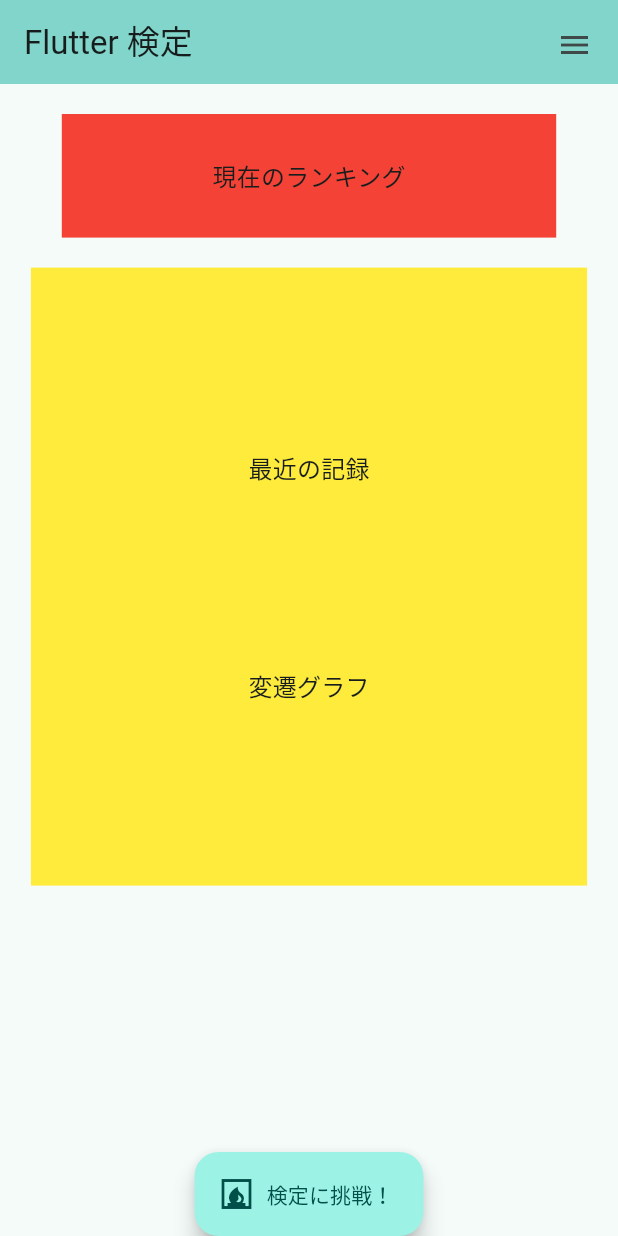
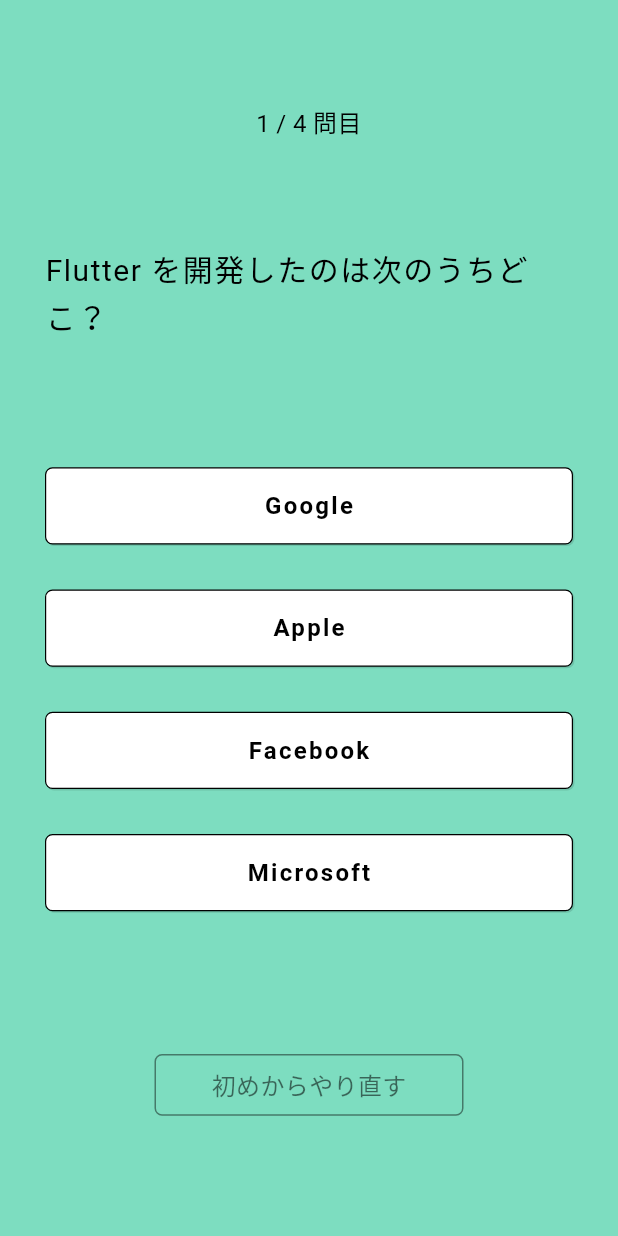
Before and after one commit to tanakahikari-pikka/flutter_certification, a Flutter app: the screen it shows after launch, after a tap on "検定に挑戦！", on a phone screen of 412 x 824 dp. Run offline on Flutter 3.47's test engine with Material 2 defaults, Android fonts, the phone set to English and light mode, and no system bars.

Commit message:
事前に用意していたクイズUIを引用 (#5)
* 事前に用意していたクイズUIを引用

* 必要な画像を追加

```diff
--- /dev/null
+++ b/lib/examination/ui/four_choice_question.dart
@@ -0,0 +1,246 @@
+import 'dart:async';
+import 'package:flutter/material.dart';
+
+import 'result.dart';
+import 'result_dialog.dart';
+
+class FourChoiceQuestion extends StatefulWidget {
+  const FourChoiceQuestion({super.key});
+
+  @override
+  State<FourChoiceQuestion> createState() => _FourChoiceQuestionState();
+}
+
+class _FourChoiceQuestionState extends State<FourChoiceQuestion> {
+  int currentQuestionNumber = 0;
+  int correctAnswersCount = 0;
+  List<Map<String, dynamic>> questionAndAnswers = [
+    {
+      "question": "Flutter を開発したのは次のうちどこ？",
+      "answer": "Google",
+      "explanationOfAnswer": "",
+      "choices": ["Google", "Apple", "Facebook", "Microsoft"],
+    },
+    {
+      "question": "Flutter の α版 がリリースされたのはいつ？",
+      "answer": "2017/5/12",
+      "explanationOfAnswer": "https://github.com/flutter/flutter/releases/tag/v0.0.6",
+      "choices": ["2017/5/12", "2018/12/4", "2021/3/3", "2023/9/31"],
+    },
+    {
+      "question": "Flutter の初期バージョンの呼び名は？",
+      "answer": "Sky",
+      "explanationOfAnswer": "https://arstechnica.com/gadgets/2015/05/googles-dart-language-on-android-aims-for-java-free-120-fps-apps/",
+      "choices": ["Nature", "Sun", "Sky", "Flat"],
+    },
+    {
+      "question": "Flutter を使ってノーコードでアプリが作れるサービスは次のうちどれ？",
+      "answer": "FlutterFlow",
+      "explanationOfAnswer": "",
+      "choices": ["FlutterCustom", "FlutterStudio", "FlutterBuilder", "FlutterFlow"],
+    },
+  ];
+  late List<int> questionNumbers;
+  String finishMessage = "";
+  Timer? _timer;
+
+  @override
+  initState() {
+    super.initState();
+
+    questionNumbers = List.generate(questionAndAnswers.length, (i) => i);
+  }
+
+  nextQuestion() {
+    questionNumbers.removeAt(0);
+
+    if (questionNumbers.isEmpty) {
+      Navigator.of(context).pushReplacement(
+        MaterialPageRoute(
+          builder: (context) {
+            return Result(correctAnswersCount: correctAnswersCount, questionCount: questionAndAnswers.length);
+          },
+        ),
+      );
+    } else {
+      setState(() {
+        questionNumbers.shuffle();
+        currentQuestionNumber = questionNumbers[0];
+      });
+    }
+  }
+
+  makeChoice(choice) async {
+    final String answer = questionAndAnswers[currentQuestionNumber]["answer"];
+    final String explanationOfAnswer = questionAndAnswers[currentQuestionNumber]["explanationOfAnswer"];
+
+    _timer = Timer(
+      const Duration(seconds: 2),
+      () {
+        Navigator.pop(context);
+      },
+    );
+
+    if (answer == choice) {
+      await showDialog(
+        barrierColor: Colors.black.withOpacity(0.5),
+        context: context,
+        builder: (_) {
+          return ResultDialog(
+            context: context,
+            answer: answer,
+            explanationOfAnswer: explanationOfAnswer,
+            resultImage: "assets/images/circle.png",
+          );
+        },
+      );
+
+      setState(() {
+        correctAnswersCount++;
+      });
+    } else {
+      await showDialog(
+        barrierColor: Colors.black.withOpacity(0.5),
+        context: context,
+        builder: (_) {
+          return ResultDialog(
+            context: context,
+            answer: answer,
+            explanationOfAnswer: explanationOfAnswer,
+            resultImage: "assets/images/cross.png",
+          );
+        },
+      );
+    }
+
+    if (_timer != null && _timer!.isActive) {
+      _timer!.cancel();
+    }
+
+    nextQuestion();
+  }
+
+  @override
+  Widget build(BuildContext context) {
+    return Scaffold(
+      body: Stack(
+        children: [
+          Container(
+            color: const Color(0xFF7DDDC0),
+          ),
+          SizedBox(
+            width: MediaQuery.of(context).size.width,
+            height: MediaQuery.of(context).size.height,
+            child: Column(
+              mainAxisAlignment: MainAxisAlignment.spaceEvenly,
+              children: [
+                Text(
+                  "${questionAndAnswers.length - questionNumbers.length + 1} / ${questionAndAnswers.length} 問目",
+                  textAlign: TextAlign.center,
+                  style: const TextStyle(
+                    fontSize: 16,
+                    color: Colors.black,
+                  ),
+                ),
+                Container(
+                  margin: const EdgeInsets.symmetric(horizontal: 30),
+                  child: Text(questionAndAnswers[currentQuestionNumber]["question"],
+                      style: const TextStyle(
+                        fontSize: 20,
+                        color: Colors.black,
+                        height: 1.5,
+                        letterSpacing: 1,
+                      )),
+                ),
+                ListView.builder(
+                  scrollDirection: Axis.vertical,
+                  shrinkWrap: true,
+                  physics: const NeverScrollableScrollPhysics(), // スクロールさせない
+                  itemCount: questionAndAnswers[currentQuestionNumber]["choices"].length,
+                  itemBuilder: (BuildContext context, int i) {
+                    return choiceTile(questionAndAnswers[currentQuestionNumber]["choices"][i]);
+                  },
+                ),
+                Row(
+                  mainAxisAlignment: MainAxisAlignment.center,
+                  children: [
+                    GestureDetector(
+                      onTap: () {
+                        Navigator.pushReplacement(
+                          context,
+                          MaterialPageRoute(
+                            builder: (BuildContext context) => const FourChoiceQuestion(),
+                          ),
+                        );
+                      },
+                      child: Container(
+                        margin: const EdgeInsets.all(10),
+                        width: MediaQuery.of(context).size.width / 2,
+                        height: MediaQuery.of(context).size.width / 10,
+                        decoration: BoxDecoration(
+                          color: Colors.transparent,
+                          border: Border.all(
+                            color: Colors.black45,
+                            width: 1.0,
+                          ),
+                          borderRadius: BorderRadius.circular(5),
+                        ),
+                        child: const Center(
+                          child: Text(
+                            "初めからやり直す",
+                            style: TextStyle(
+                              fontSize: 16,
+                              color: Colors.black54,
+                            ),
+                          ),
+                        ),
+                      ),
+                    )
+                  ],
+                )
+              ],
+            ),
+          ),
+        ],
+      ),
+    );
+  }
+
+  // 選択肢のタイルを生成
+  Widget choiceTile(String choice) {
+    return GestureDetector(
+      onTap: () {
+        makeChoice(choice);
+      },
+      child: Container(
+        margin: const EdgeInsets.symmetric(vertical: 15, horizontal: 30),
+        height: MediaQuery.of(context).size.width / 8,
+        decoration: BoxDecoration(
+          color: Colors.white,
+          border: Border.all(
+            color: Colors.black,
+            width: 0.8,
+          ),
+          borderRadius: BorderRadius.circular(5),
+          boxShadow: const [
+            BoxShadow(
+              color: Colors.black12,
+              offset: Offset(1, 1),
+            ),
+          ],
+        ),
+        child: Center(
+          child: Text(
+            choice,
+            style: const TextStyle(
+              fontSize: 16,
+              fontWeight: FontWeight.bold,
+              color: Colors.black,
+              letterSpacing: 1.5,
+            ),
+          ),
+        ),
+      ),
+    );
+  }
+}
--- a/lib/home.dart
+++ b/lib/home.dart
@@ -1,6 +1,7 @@
 import 'package:flutter/material.dart';
 import 'package:the_natures_app/resource/intl_resource.dart';
 
+import 'examination/ui/four_choice_question.dart';
 import 'system_button.dart';
 
 class Home extends StatefulWidget {
@@ -58,7 +59,14 @@
       ),
       floatingActionButtonLocation: FloatingActionButtonLocation.centerDocked,
       floatingActionButton: FloatingActionButton.extended(
-        onPressed: () {},
+        onPressed: () {
+          Navigator.pushReplacement(
+            context,
+            MaterialPageRoute(
+              builder: (BuildContext context) => const FourChoiceQuestion(),
+            ),
+          );
+        },
         tooltip: 'Shuffle',
         icon: const Icon(Icons.fireplace),
         splashColor: Theme.of(context).colorScheme.background,
```
Also changed, not shown: lib/examination/ui/result.dart (+146 -0 lines), lib/examination/ui/result_dialog.dart (added, +66 -0 lines), lib/examination/ui/show.dart (deleted, +0 -51 lines), assets/images/circle.png (added), assets/images/cross.png (added).
